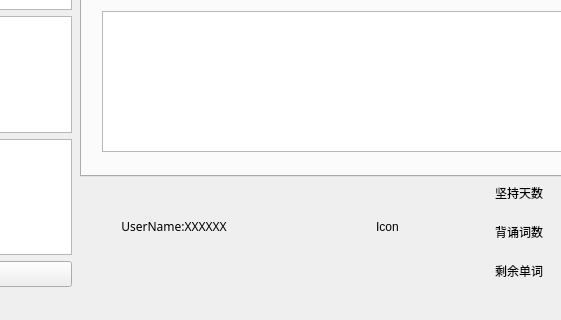
SAKUrie/EnHelper, file MemoryUI/MemoryUI.ui: the form before one commit; both pictures show x 130 to 691 and y 264 to 584 of the 796 by 584 pixel window.
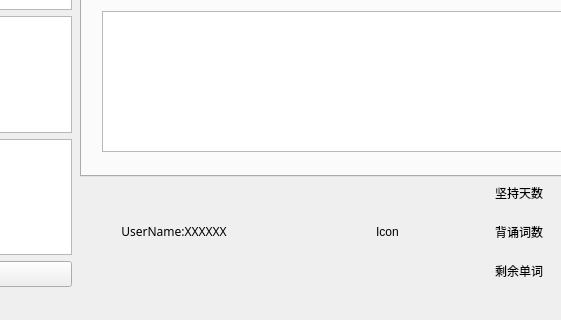
The form after the commit.

Commit message: 5.26 完成主界面界面显示与相关槽函数 #todo 数据库信息导入 数据查询界面与槽函数编写 背诵界面

The edit to the form file:
```diff
--- a/MemoryUI/MemoryUI.ui
+++ b/MemoryUI/MemoryUI.ui
@@ -180,7 +180,7 @@
       <x>210</x>
       <y>440</y>
       <width>401</width>
-      <height>101</height>
+      <height>111</height>
      </rect>
     </property>
     <layout class="QHBoxLayout" name="horizontalLayout">
```
Left out of the diff: 16 changed lines with no effect on the pictures. The commit also changes 5 other files.
